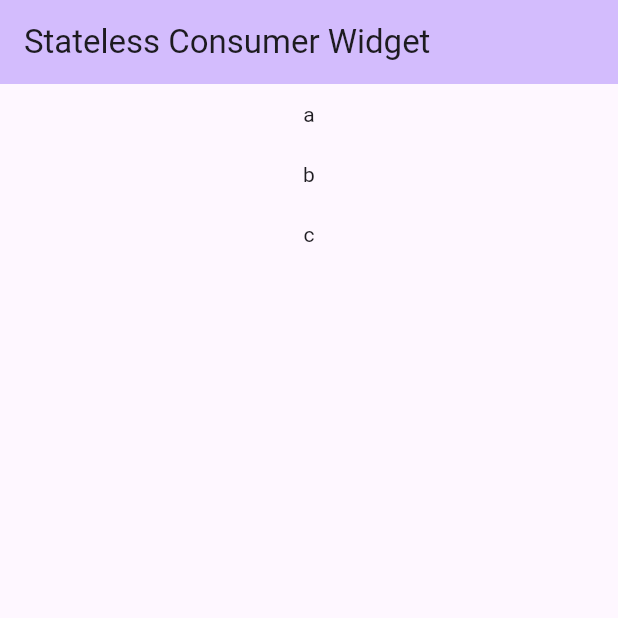
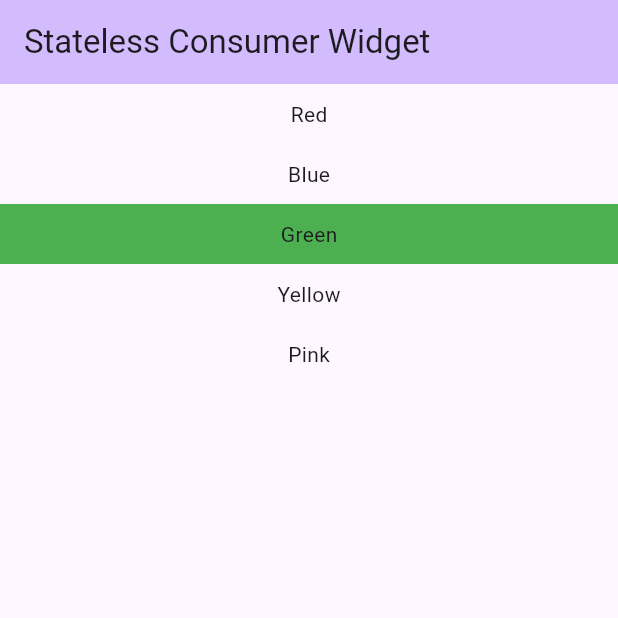
Before and after one commit to taweewong/Flutter-Riverpod, a Flutter app: the screen it shows after launch, on a phone screen of 412 x 824 dp, the top half of it. Run offline on Flutter 3.47's test engine with Material 3 defaults, Android fonts, the phone set to English and light mode, and no system bars; our stand-ins replace flutter_riverpod.

Commit message:
Consume item from stateless consumer provider

```diff
--- a/lib/1_stateless_consumer/stateless_consumer.dart
+++ b/lib/1_stateless_consumer/stateless_consumer.dart
@@ -1,12 +1,16 @@
 import 'package:flutter/material.dart';
+import 'package:flutter_riverpod/flutter_riverpod.dart';
+import 'package:flutter_riverpod_learning/1_stateless_consumer/stateless_consumer_provider.dart';
 
-class StatelessConsumerPage extends StatelessWidget {
+class StatelessConsumerPage extends ConsumerWidget {
 
   const StatelessConsumerPage({super.key});
 
   @override
-  Widget build(BuildContext context) {
-    var itemList = ["a", "b", "c"];
+  Widget build(BuildContext context, WidgetRef ref) {
+    List<String> itemList = ref.watch(itemProvider);
+    String greenItem = ref.watch(greenItemProvider).first;
+
     return Scaffold(
       appBar: AppBar(
         title: Text("Stateless Consumer Widget"),
@@ -15,9 +19,19 @@ class StatelessConsumerPage extends StatelessWidget {
       body: ListView.builder(
         itemCount: itemList.length,
         itemBuilder: (context, index) {
+          String item = itemList[index];
+          BoxDecoration? decoration;
+
+          if (item == greenItem) {
+            decoration = BoxDecoration(
+                color: Colors.green
+            );
+          }
+
           return Container(
             padding: EdgeInsets.all(10),
             alignment: Alignment.center,
+            decoration: decoration,
             child: Text(
               itemList[index],
               style: Theme.of(context).textTheme.bodyMedium,
--- a/lib/1_stateless_consumer/stateless_consumer_provider.dart
+++ b/lib/1_stateless_consumer/stateless_consumer_provider.dart
@@ -14,5 +14,5 @@ final itemProvider = Provider((ref) {
 });
 
 final greenItemProvider = Provider((ref) {
-  return itemList.where((p) => p.contains("green")).toList();
+  return itemList.where((p) => p.contains("Green")).toList();
 });
--- a/lib/main.dart
+++ b/lib/main.dart
@@ -1,9 +1,10 @@
 import 'package:flutter/material.dart';
+import 'package:flutter_riverpod/flutter_riverpod.dart';
 
 import '1_stateless_consumer/stateless_consumer.dart';
 
 void main() {
-  runApp(const MyApp());
+  runApp(ProviderScope(child: const MyApp()));
 }
 
 class MyApp extends StatelessWidget {
```
